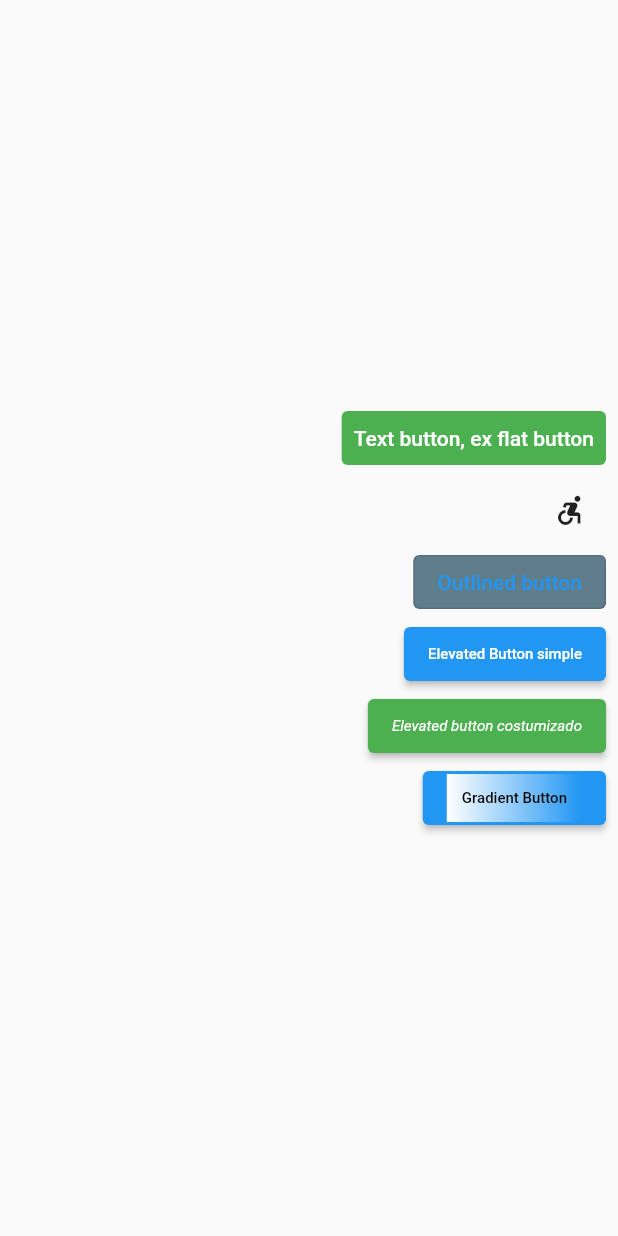
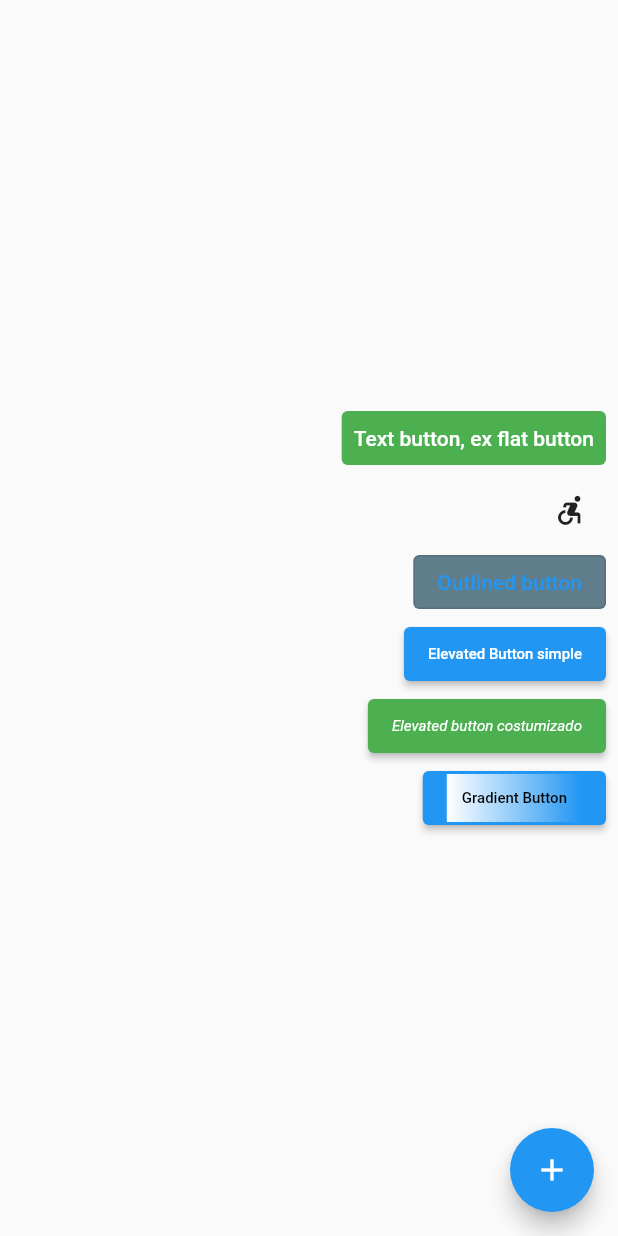
Before and after one commit to martinchoC/Flutter-tutorials, a Flutter app: the screen it shows after launch, on a phone screen of 412 x 824 dp. Run offline on Flutter 3.47's test engine with Material 2 defaults, Android fonts, the phone set to English and light mode, and no system bars.

Commit message:
FloatingActionButton added

```diff
--- a/flutter_components/flutter_components_16_buttons/lib/main.dart
+++ b/flutter_components/flutter_components_16_buttons/lib/main.dart
@@ -101,6 +101,11 @@ class _MyHomePageState extends State<MyHomePage> {
           ],
         ),
       ),
+      //FloatingActionButton - FAB
+      floatingActionButton: FloatingActionButton(
+        onPressed: () {},
+        child: Icon(Icons.add),
+      ),
     );
   }
 }
```
